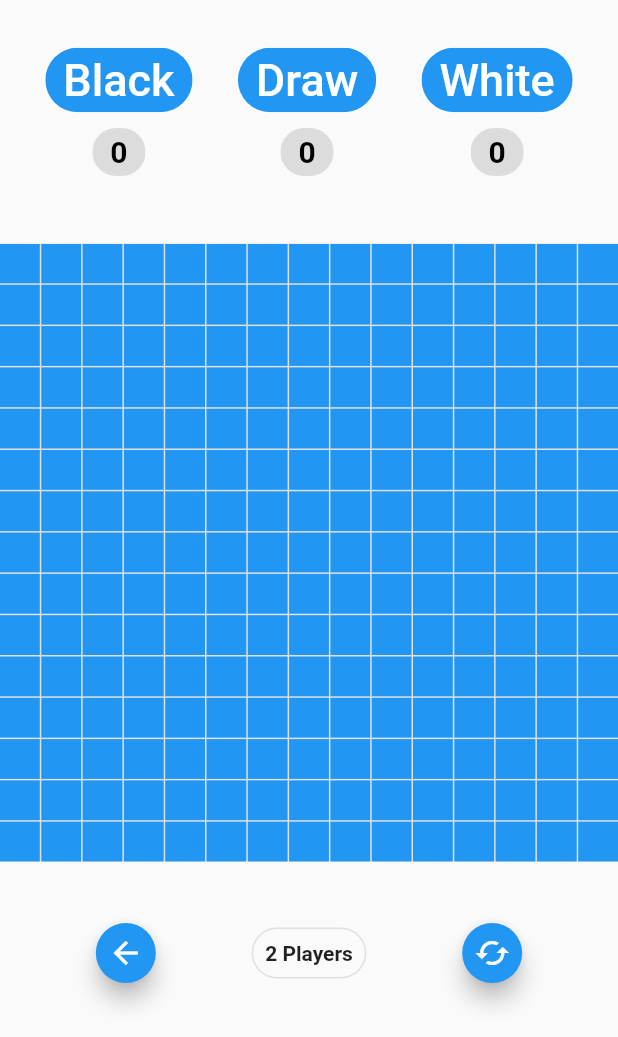
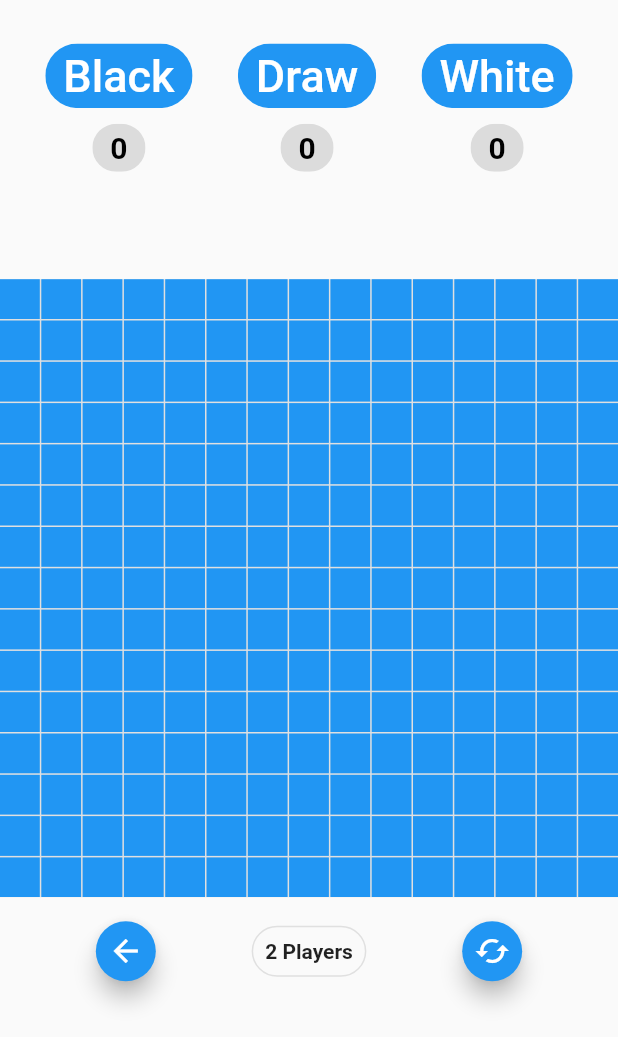
Before and after one commit to mohamedmahmoud9/gomoku_game, a Flutter app: the TwoPlayerGame screen opened directly, on a phone screen of 412 x 824 dp, the part 199-1236 px from its top. Run offline on Flutter 3.47's test engine with Material 2 defaults, Android fonts, the phone set to English and light mode, and no system bars.

Commit message:
Initial commit

```diff
--- a/lib/circle.dart
+++ b/lib/circle.dart
@@ -1,12 +1,15 @@
 import 'package:flutter/material.dart';
+
 class Dot extends StatelessWidget {
-    final Color color;
+  final Color color;
   Dot(this.color);
   @override
   Widget build(BuildContext context) {
-    return Icon(
-      Icons.blur_circular,
-      color: color,
+    return FittedBox(
+      child: Icon(
+        Icons.blur_circular,
+        color: color,
+      ),
     );
   }
 }
--- a/lib/two_player_game.dart
+++ b/lib/two_player_game.dart
@@ -65,6 +65,8 @@ class _TwoPlayerGameState extends State<TwoPlayerGame>
           Center(
             child: Padding(
               padding: const EdgeInsets.only(top: 50.0),
+              child: Container(
+                height: MediaQuery.of(context).size.height*0.1,
                 child: RichText(
                   text: TextSpan(children: [
                     TextSpan(
@@ -95,18 +97,26 @@ class _TwoPlayerGameState extends State<TwoPlayerGame>
                 ),
               ),
             ),
+          ),
 
-          scoreBoard,
+          Container(
+            height: MediaQuery.of(context).size.height*.2,
+            child: scoreBoard),
           // SizedBox(
           //   height: 20,
           // ),
-          Stack(
+          Container(
+            height: MediaQuery.of(context).size.height*.5,
+            child: Stack(
               children: <Widget>[
                 board,
                 winnerDisplay,
               ],
             ),
-          bottomBar,
+          ),
+          Container(
+            height: MediaQuery.of(context).size.height*.1,
+            child: bottomBar),
         ],
       )),
     );
@@ -126,19 +136,23 @@ class _TwoPlayerGameState extends State<TwoPlayerGame>
   Widget get blackScore => Column(
         children: <Widget>[
           Chip(
-            label: Text(
+            label: FittedBox(
+                          child: Text(
                 'Black',
                 style: TextStyle(fontSize: 30, color: Colors.white),
+              ),
             ),
             backgroundColor: Colors.blue,
           ),
           Chip(
-            label: Text(
+            label: FittedBox(
+                          child: Text(
                 '$_blackWins',
                 style: TextStyle(
                   fontWeight: FontWeight.bold,
                   color: Colors.black,
                   fontSize: 20.0,
+                ),
               ),
             ),
           ),
@@ -148,19 +162,23 @@ class _TwoPlayerGameState extends State<TwoPlayerGame>
   Widget get whiteScore => Column(
         children: <Widget>[
           Chip(
-            label: Text(
+            label: FittedBox(
+                          child: Text(
                 'White',
                 style: TextStyle(fontSize: 30, color: Colors.white),
+              ),
             ),
             backgroundColor: Colors.blue,
           ),
           Chip(
-            label: Text(
+            label: FittedBox(
+                          child: Text(
                 '$_whiteWins',
                 style: TextStyle(
                     fontWeight: FontWeight.bold,
                     color: Colors.black,
                     fontSize: 20.0),
+              ),
             ),
           )
         ],
@@ -169,19 +187,23 @@ class _TwoPlayerGameState extends State<TwoPlayerGame>
   Widget get drawScore => Column(
         children: <Widget>[
           Chip(
-            label: Text(
+            label: FittedBox(
+                          child: Text(
                 'Draw',
                 style: TextStyle(fontSize: 30, color: Colors.white),
+              ),
             ),
             backgroundColor: Colors.blue,
           ),
           Chip(
-            label: Text(
+            label: FittedBox(
+                          child: Text(
                 '$_draws',
                 style: TextStyle(
                     fontWeight: FontWeight.bold,
                     color: Colors.black,
                     fontSize: 20.0),
+              ),
             ),
           )
         ],
@@ -312,12 +334,14 @@ class _TwoPlayerGameState extends State<TwoPlayerGame>
               ),
               child: Padding(
                 padding: const EdgeInsets.all(8.0),
+                child: FittedBox(
                                   child: Text(
                     '2 Players',
                     style: TextStyle(
                       fontSize: 14.0,
                       // color: accentColor,
                       fontWeight: FontWeight.bold,
+                    ),
                   ),
                 ),
               ),
```
Lines whose indentation alone changed are shown as unchanged.
